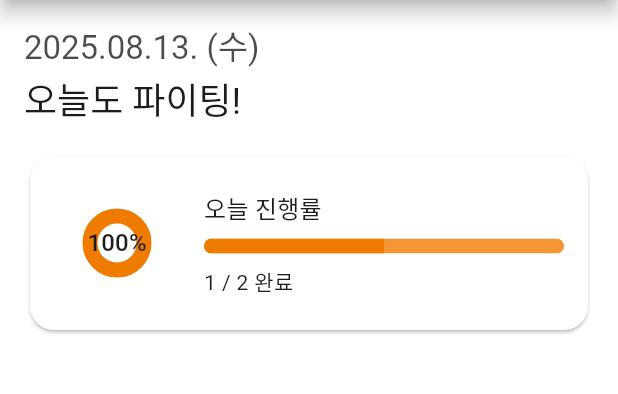
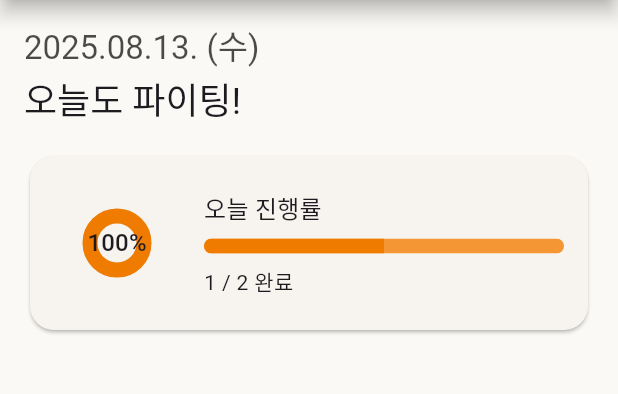
Before and after one commit to Carmel1215/TaskTune, a Flutter app: the screen it shows after launch, on a phone screen of 412 x 824 dp, the part 84-478 px from its top. Run offline on Flutter 3.47's test engine with Material 3 defaults, Android fonts, the light colour scheme and no system bars.

Commit message:
feat: 테마 색상 조정

```diff
--- a/lib/themes/light_theme.dart
+++ b/lib/themes/light_theme.dart
@@ -10,7 +10,13 @@ final lightScheme = const ColorScheme(
   onTertiary: Colors.black,
   error: Colors.red,
   onError: Colors.white,
-  surface: Color.fromARGB(255, 255, 255, 255),
+
+  surface: Color(0xFFFAF9F6), // 기준 surface
+  surfaceContainerLowest: Color(0xFFFFFDFB), // 가장 밝음, 주황기 살짝
+  surfaceContainerLow: Color(0xFFF7F4F0), // 약간 어두움, 따뜻한 베이지
+  surfaceContainer: Color(0xFFF0ECE7), // 중간 톤, 주황빛 유지
+  surfaceContainerHigh: Color(0xFFE8E3DE), // 더 어두움, 베이지 회색
+  surfaceContainerHighest: Color(0xFFE0DAD5), // 가장 어둡게, 부드러운 브라운 기
   onSurface: Colors.black,
 );
 
```
